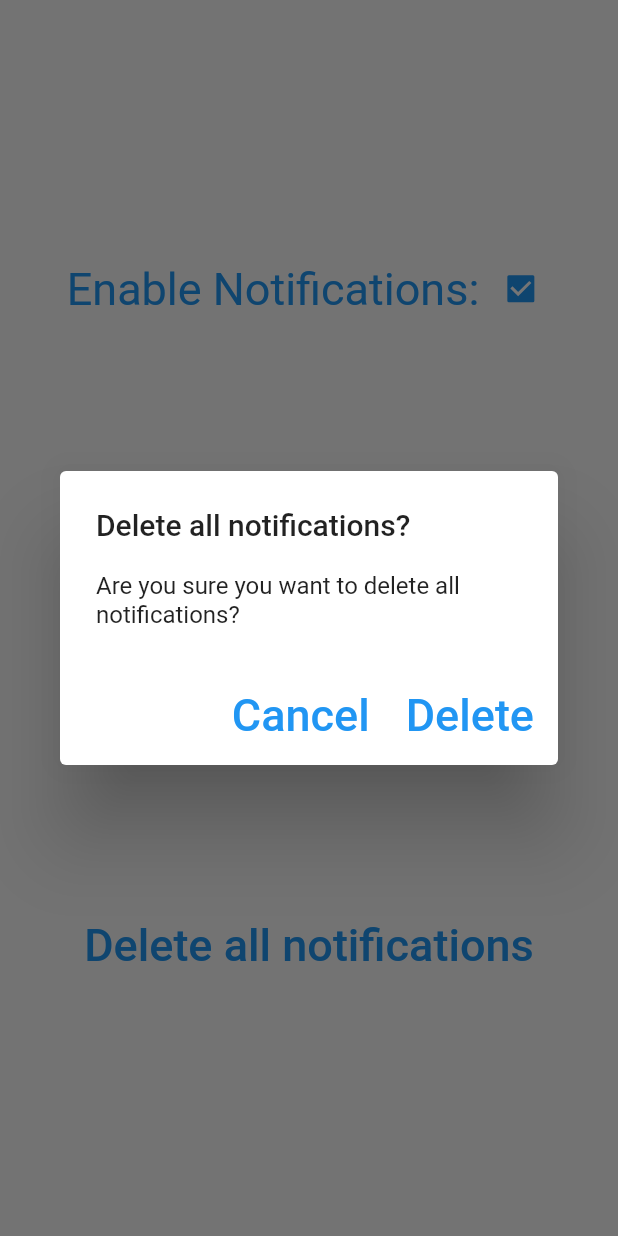
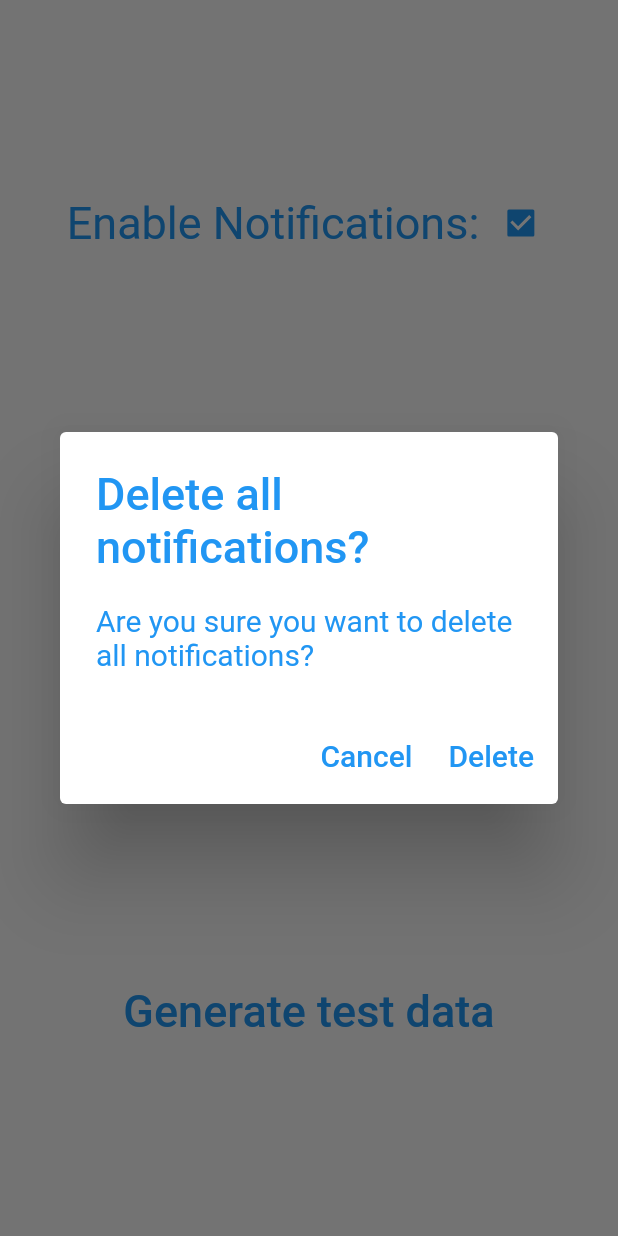
Before and after one commit to ElliotHarding/Rememberer, a Flutter app: the PageSettings screen opened directly, after a tap on "Delete all notifications", on a phone screen of 412 x 824 dp. Run offline on Flutter 3.47's test engine with Material 2 defaults, Android fonts, the light colour scheme and no system bars; our stand-ins replace fl_chart, flutter_local_notifications, flutter_native_timezone, hive, rxdart, timezone; accounts and stored records are empty.

Commit message:
wip - god prog

```diff
--- a/epilepsy_prevention/lib/page_settings.dart
+++ b/epilepsy_prevention/lib/page_settings.dart
@@ -40,6 +40,12 @@ class PageSettingsState extends State<PageSettings>
           const Text("Delete all notifications", style: TextStyle(fontSize: 30.0, color: Colors.blue))
         ),
 
+        const Spacer(),
+
+        TextButton(onPressed: () => askGenTestData(), child:
+          const Text("Generate test data", style: TextStyle(fontSize: 30.0, color: Colors.blue))
+        ),
+
         const Spacer()
       ],)
     );
@@ -79,6 +85,11 @@ class PageSettingsState extends State<PageSettings>
     }
   }
 
+  void askGenTestData()
+  {
+    showDialog(context: context, builder: (context) => promptDialog("Generate test data?", "Are you sure you want to generate test data?", "Generate", "Cancel", onGenerateTestData, onAbortPromptDialog));
+  }
+
   void askDeleteAllNotifications()
   {
     showDialog(context: context, builder: (context) => promptDialog("Delete all notifications?", "Are you sure you want to delete all notifications?", "Delete", "Cancel", onDeleteAllNotifications, onAbortPromptDialog));
@@ -91,13 +102,13 @@ class PageSettingsState extends State<PageSettings>
 
   AlertDialog promptDialog(String title, String content, String confirmText, String denyText, var confirmAction, var denyAction)
   {
-    return AlertDialog(title: Text(title), content: Text(content), actions: <Widget>[
+    return AlertDialog(title: Text(title, style: const TextStyle(fontSize: 30.0, color: Colors.blue)), content: Text(content, style: const TextStyle(fontSize: 20.0, color: Colors.blue)), actions: <Widget>[
       TextButton(onPressed: () => denyAction(), child:
-        Text(denyText, style: const TextStyle(fontSize: 30.0, color: Colors.blue))
+        Text(denyText, style: const TextStyle(fontSize: 20.0, color: Colors.blue))
       ),
 
       TextButton(onPressed: () => confirmAction(), child:
-        Text(confirmText, style: const TextStyle(fontSize: 30.0, color: Colors.blue))
+        Text(confirmText, style: const TextStyle(fontSize: 20.0, color: Colors.blue))
       ),
     ],);
   }
@@ -120,4 +131,10 @@ class PageSettingsState extends State<PageSettings>
 
     Navigator.of(context).pop();
   }
+
+  void onGenerateTestData()
+  {
+    Database().generateTestData();
+    Navigator.of(context).pop();
+  }
 }
--- a/epilepsy_prevention/lib/page_upcomingNotifications.dart
+++ b/epilepsy_prevention/lib/page_upcomingNotifications.dart
@@ -92,7 +92,7 @@ class PageUpcomingNotificationsState extends State<PageUpcomingNotifications>
     await Notifications().removeNotification(memoryNotification.m_memory.key.toString() + "-" + memoryNotification.m_notificationTime.toString());
 
     memoryNotification.m_memory.m_notifyTimes.remove(memoryNotification.m_notificationTime);
-    Database().updateMemory(memoryNotification.m_memory);
+    Database().addOrUpdateMemory(memoryNotification.m_memory);
   }
 
   String epochMsToDate(int epochMs)
```
Also changed, not shown: epilepsy_prevention/lib/memory.dart (+15 -2 lines), epilepsy_prevention/lib/page_memory.dart (+3 -16 lines).
